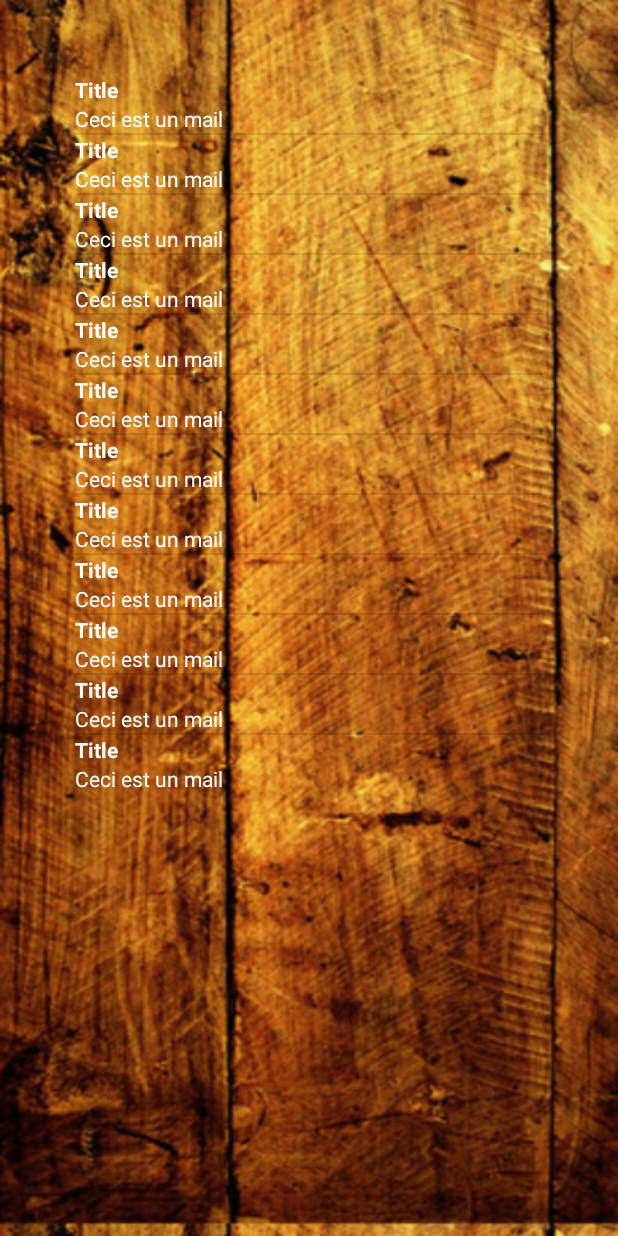
After one commit to AmelieA/fluffy-adventure, an Android app: the MailBox screen opened directly, with no data from a screen before it, on a phone screen of 412 x 824 dp. The commit adds this screen. Run offline under Robolectric (Android 15) with nearby library versions, the light colour scheme and no system bars.

Commit message:
mailbox activity : draft

```diff
--- a/app/src/main/AndroidManifest.xml
+++ b/app/src/main/AndroidManifest.xml
@@ -70,8 +70,11 @@
             android:name=".AttackChoice"
             android:label="@string/title_activity_attack_choice" >
         </activity>
+        <activity android:name=".WantedActivity" >
+        </activity>
         <activity
-            android:name=".WantedActivity" >
+            android:name="com.fluffyadventure.fluffyadventure.MailBox"
+            android:label="@string/title_activity_mail_box" >
         </activity>
     </application>
 
--- /dev/null
+++ b/app/src/main/java/com/fluffyadventure/fluffyadventure/MailBox.java
@@ -0,0 +1,72 @@
+package com.fluffyadventure.fluffyadventure;
+
+import android.app.Activity;
+import android.content.Context;
+import android.support.v7.app.ActionBarActivity;
+import android.os.Bundle;
+import android.view.LayoutInflater;
+import android.view.Menu;
+import android.view.MenuItem;
+import android.view.View;
+import android.view.ViewGroup;
+import android.widget.ArrayAdapter;
+import android.widget.CompoundButton;
+import android.widget.ListView;
+import android.widget.Switch;
+import android.widget.TextView;
+
+import com.fluffyadventure.model.Mail;
+import com.fluffyadventure.model.Spell;
+import com.fluffyadventure.view.R;
+
+import java.util.ArrayList;
+import java.util.Arrays;
+
+
+public class MailBox extends Activity {
+
+    MailAdapter mailAdapter;
+    Mail mail = new Mail(1, "Title", "Ceci est un mail");
+    ArrayList<Mail> mails = new ArrayList<>(Arrays.asList(mail, mail, mail, mail, mail, mail, mail, mail, mail, mail, mail, mail));
+
+    @Override
+    protected void onCreate(Bundle savedInstanceState) {
+        super.onCreate(savedInstanceState);
+        setContentView(R.layout.activity_mail_box);
+
+        mailAdapter = new MailAdapter(this, mails);
+        ListView mailsView = (ListView) findViewById(R.id.MailBox);
+        mailsView.setAdapter(mailAdapter);
+    }
+
+
+
+
+    public class MailAdapter extends ArrayAdapter<Mail> {
+        private final Context context;
+        private final ArrayList<Mail> values;
+
+        public MailAdapter(Context context, ArrayList<Mail> values) {
+            super(context, R.layout.mail_box_row_layout, values);
+            this.context = context;
+            this.values = values;
+        }
+
+        @Override
+        public View getView(final int position, View convertView, ViewGroup parent) {
+            View rowView = convertView;
+            // reuse views
+            LayoutInflater inflater = (LayoutInflater) context
+                    .getSystemService(Context.LAYOUT_INFLATER_SERVICE);
+            rowView = inflater.inflate(R.layout.mail_box_row_layout, parent, false);
+
+            TextView mailHeader = (TextView) rowView.findViewById(R.id.MailHeader);
+            mailHeader.setText(values.get(position).getHeader());
+            TextView message = (TextView) rowView.findViewById(R.id.Message);
+            message.setText(values.get(position).getMessage());
+
+            return rowView;
+        }
+    }
+
+}
--- /dev/null
+++ b/app/src/main/java/com/fluffyadventure/model/Mail.java
@@ -0,0 +1,29 @@
+package com.fluffyadventure.model;
+
+/**
+ * Created by amelie on 2/27/15.
+ */
+public class Mail {
+
+    private int id;
+    private String header;
+    private String message;
+
+    public Mail(int id, String header, String message) {
+        this.id = id;
+        this.header = header;
+        this.message = message;
+    }
+
+    public int getId() {
+        return id;
+    }
+
+    public String getHeader() {
+        return header;
+    }
+
+    public String getMessage() {
+        return message;
+    }
+}
--- a/app/src/main/java/com/fluffyadventure/view/MainActivity.java
+++ b/app/src/main/java/com/fluffyadventure/view/MainActivity.java
@@ -19,6 +19,7 @@ import android.widget.TextView;
 import android.widget.Toast;
 
 import com.fluffyadventure.controller.Controller;
+import com.fluffyadventure.fluffyadventure.MailBox;
 
 import java.io.IOException;
 import java.io.InputStream;
@@ -88,7 +89,7 @@ public class MainActivity extends Activity {
         BtnCombat.setOnClickListener(new View.OnClickListener() {
             @Override
             public void onClick(View v) {
-                Intent intent = new Intent(MainActivity.this, AttackChoice.class);
+                Intent intent = new Intent(MainActivity.this, MailBox.class);
                 startActivity(intent);
             }
         });
--- /dev/null
+++ b/app/src/main/res/layout/activity_mail_box.xml
@@ -0,0 +1,17 @@
+<RelativeLayout xmlns:android="http://schemas.android.com/apk/res/android"
+    xmlns:tools="http://schemas.android.com/tools" android:layout_width="match_parent"
+    android:layout_height="match_parent" android:paddingLeft="@dimen/activity_horizontal_margin"
+    android:paddingRight="@dimen/activity_horizontal_margin"
+    android:paddingTop="@dimen/activity_vertical_margin"
+    android:paddingBottom="@dimen/activity_vertical_margin"
+    tools:context="com.fluffyadventure.fluffyadventure.MailBox"
+    android:background="@drawable/wood_vertical"
+    android:scaleType="center">
+
+    <ListView
+        android:id="@+id/MailBox"
+        android:layout_width="fill_parent"
+        android:layout_height="wrap_content"
+        android:layout_margin="50dp"/>
+
+</RelativeLayout>
--- /dev/null
+++ b/app/src/main/res/layout/mail_box_row_layout.xml
@@ -0,0 +1,40 @@
+<RelativeLayout xmlns:android="http://schemas.android.com/apk/res/android"
+    xmlns:tools="http://schemas.android.com/tools" android:layout_width="match_parent"
+    android:layout_height="match_parent" android:paddingLeft="@dimen/activity_horizontal_margin"
+    android:paddingRight="@dimen/activity_horizontal_margin"
+    android:paddingTop="@dimen/activity_vertical_margin"
+    android:paddingBottom="@dimen/activity_vertical_margin"
+    tools:context="com.fluffyadventure.view.AttackChoice">
+
+    <LinearLayout
+        android:layout_width="fill_parent"
+        android:layout_height="wrap_content"
+        android:weightSum="10"
+        android:orientation="horizontal">
+
+        <LinearLayout
+            android:layout_width="fill_parent"
+            android:layout_height="wrap_content"
+            android:orientation="vertical"
+            android:layout_weight="3">
+
+            <TextView
+                android:id="@+id/MailHeader"
+                android:layout_width="wrap_content"
+                android:layout_height="wrap_content"
+                android:gravity="center_vertical"
+                android:text="Attack Name"
+                android:textColor="#ffffffff"
+                android:textStyle="bold"/>
+
+            <TextView
+                android:id="@+id/Message"
+                android:layout_width="wrap_content"
+                android:layout_height="wrap_content"
+                android:textColor="#ffffffff"
+                android:text="What the attack does like how many damage it does. What the attack does like how many damage it does. What the attack does like how many damage it does. What the attack does like how many damage it does."/>
+
+
+        </LinearLayout>
+    </LinearLayout>
+</RelativeLayout>
--- /dev/null
+++ b/app/src/main/res/menu/menu_mail_box.xml
@@ -0,0 +1,7 @@
+<menu xmlns:android="http://schemas.android.com/apk/res/android"
+    xmlns:app="http://schemas.android.com/apk/res-auto"
+    xmlns:tools="http://schemas.android.com/tools"
+    tools:context="com.fluffyadventure.fluffyadventure.MailBox">
+    <item android:id="@+id/action_settings" android:title="@string/action_settings"
+        android:orderInCategory="100" app:showAsAction="never" />
+</menu>
--- a/app/src/main/res/values/strings.xml
+++ b/app/src/main/res/values/strings.xml
@@ -48,4 +48,5 @@
     <string name="title_activity_attack_choice">AttackChoice</string>
 
     <string name="BtnMapWanted_text">Localise ta cible sur la carte :</string>
+    <string name="title_activity_mail_box">MailBox</string>
 </resources>
```
